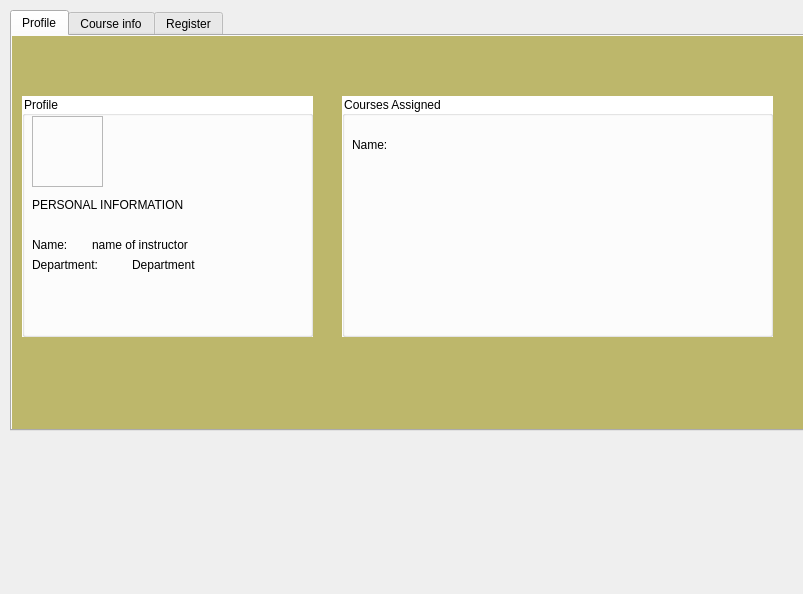
Qt form instructor.ui (ahmadqasembader/DBMS-project) before a commit.
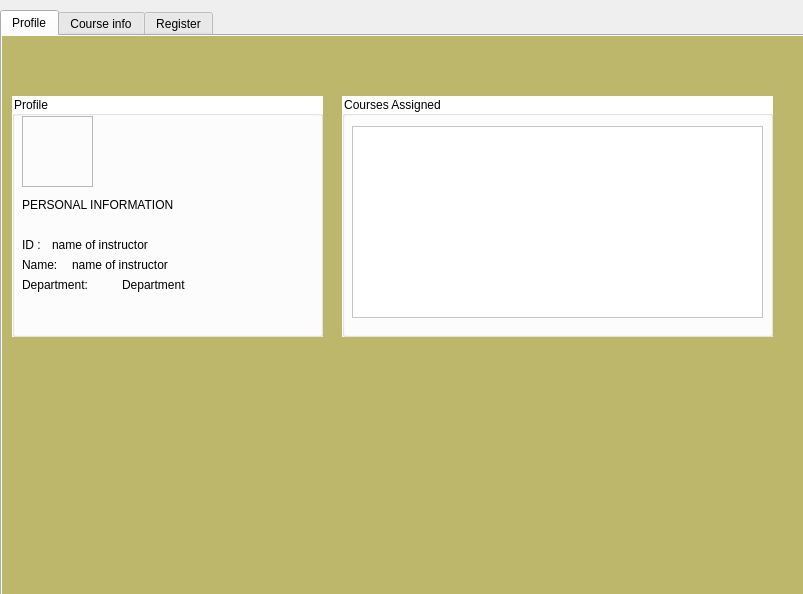
The same form after that commit. Icons and pictures are not drawn.

```diff
--- a/instructor.ui
+++ b/instructor.ui
@@ -53,10 +53,10 @@
   <widget class="QTabWidget" name="tabWidget">
    <property name="geometry">
     <rect>
-     <x>10</x>
+     <x>0</x>
      <y>10</y>
-     <width>801</width>
-     <height>421</height>
+     <width>811</width>
+     <height>591</height>
     </rect>
    </property>
    <property name="styleSheet">
@@ -76,7 +76,7 @@
       <rect>
        <x>10</x>
        <y>60</y>
-       <width>291</width>
+       <width>311</width>
        <height>241</height>
       </rect>
      </property>
@@ -198,31 +198,11 @@
        <enum>QFrame::Raised</enum>
       </property>
      </widget>
-     <widget class="QLabel" name="label">
-      <property name="geometry">
-       <rect>
-        <x>10</x>
-        <y>140</y>
-        <width>51</width>
-        <height>17</height>
-       </rect>
-      </property>
-      <property name="palette">
-       <palette>
-        <active/>
-        <inactive/>
-        <disabled/>
-       </palette>
-      </property>
-      <property name="text">
-       <string>Name: </string>
-      </property>
-     </widget>
      <widget class="QLabel" name="label_2">
       <property name="geometry">
        <rect>
         <x>10</x>
-        <y>160</y>
+        <y>180</y>
         <width>91</width>
         <height>17</height>
        </rect>
@@ -357,7 +337,7 @@
      <widget class="QLabel" name="label_3">
       <property name="geometry">
        <rect>
-        <x>70</x>
+        <x>40</x>
         <y>140</y>
         <width>131</width>
         <height>17</height>
@@ -371,7 +351,7 @@
       <property name="geometry">
        <rect>
         <x>110</x>
-        <y>160</y>
+        <y>180</y>
         <width>131</width>
         <height>17</height>
        </rect>
@@ -516,11 +496,296 @@
        <string>PERSONAL INFORMATION</string>
       </property>
      </widget>
+     <widget class="QLabel" name="label_6">
+      <property name="geometry">
+       <rect>
+        <x>10</x>
+        <y>140</y>
+        <width>91</width>
+        <height>17</height>
+       </rect>
+      </property>
+      <property name="palette">
+       <palette>
+        <active>
+         <colorrole role="WindowText">
+          <brush brushstyle="SolidPattern">
+           <color alpha="255">
+            <red>0</red>
+            <green>0</green>
+            <blue>0</blue>
+           </color>
+          </brush>
+         </colorrole>
+         <colorrole role="Text">
+          <brush brushstyle="SolidPattern">
+           <color alpha="255">
+            <red>0</red>
+            <green>0</green>
+            <blue>0</blue>
+           </color>
+          </brush>
+         </colorrole>
+         <colorrole role="ButtonText">
+          <brush brushstyle="SolidPattern">
+           <color alpha="255">
+            <red>0</red>
+            <green>0</green>
+            <blue>0</blue>
+           </color>
+          </brush>
+         </colorrole>
+         <colorrole role="PlaceholderText">
+          <brush brushstyle="NoBrush">
+           <color alpha="128">
+            <red>0</red>
+            <green>0</green>
+            <blue>0</blue>
+           </color>
+          </brush>
+         </colorrole>
+        </active>
+        <inactive>
+         <colorrole role="WindowText">
+          <brush brushstyle="SolidPattern">
+           <color alpha="255">
+            <red>0</red>
+            <green>0</green>
+            <blue>0</blue>
+           </color>
+          </brush>
+         </colorrole>
+         <colorrole role="Text">
+          <brush brushstyle="SolidPattern">
+           <color alpha="255">
+            <red>0</red>
+            <green>0</green>
+            <blue>0</blue>
+           </color>
+          </brush>
+         </colorrole>
+         <colorrole role="ButtonText">
+          <brush brushstyle="SolidPattern">
+           <color alpha="255">
+            <red>0</red>
+            <green>0</green>
+            <blue>0</blue>
+           </color>
+          </brush>
+         </colorrole>
+         <colorrole role="PlaceholderText">
+          <brush brushstyle="NoBrush">
+           <color alpha="128">
+            <red>0</red>
+            <green>0</green>
+            <blue>0</blue>
+           </color>
+          </brush>
+         </colorrole>
+        </inactive>
+        <disabled>
+         <colorrole role="WindowText">
+          <brush brushstyle="SolidPattern">
+           <color alpha="255">
+            <red>0</red>
+            <green>0</green>
+            <blue>0</blue>
+           </color>
+          </brush>
+         </colorrole>
+         <colorrole role="Text">
+          <brush brushstyle="SolidPattern">
+           <color alpha="255">
+            <red>0</red>
+            <green>0</green>
+            <blue>0</blue>
+           </color>
+          </brush>
+         </colorrole>
+         <colorrole role="ButtonText">
+          <brush brushstyle="SolidPattern">
+           <color alpha="255">
+            <red>0</red>
+            <green>0</green>
+            <blue>0</blue>
+           </color>
+          </brush>
+         </colorrole>
+         <colorrole role="PlaceholderText">
+          <brush brushstyle="NoBrush">
+           <color alpha="128">
+            <red>0</red>
+            <green>0</green>
+            <blue>0</blue>
+           </color>
+          </brush>
+         </colorrole>
+        </disabled>
+       </palette>
+      </property>
+      <property name="styleSheet">
+       <string notr="true">#label_2{
+	color: black
+}</string>
+      </property>
+      <property name="text">
+       <string>ID : </string>
+      </property>
+     </widget>
+     <widget class="QLabel" name="label_7">
+      <property name="geometry">
+       <rect>
+        <x>10</x>
+        <y>160</y>
+        <width>51</width>
+        <height>17</height>
+       </rect>
+      </property>
+      <property name="palette">
+       <palette>
+        <active>
+         <colorrole role="WindowText">
+          <brush brushstyle="SolidPattern">
+           <color alpha="255">
+            <red>0</red>
+            <green>0</green>
+            <blue>0</blue>
+           </color>
+          </brush>
+         </colorrole>
+         <colorrole role="Text">
+          <brush brushstyle="SolidPattern">
+           <color alpha="255">
+            <red>0</red>
+            <green>0</green>
+            <blue>0</blue>
+           </color>
+          </brush>
+         </colorrole>
+         <colorrole role="ButtonText">
+          <brush brushstyle="SolidPattern">
+           <color alpha="255">
+            <red>0</red>
+            <green>0</green>
+            <blue>0</blue>
+           </color>
+          </brush>
+         </colorrole>
+         <colorrole role="PlaceholderText">
+          <brush brushstyle="NoBrush">
+           <color alpha="128">
+            <red>0</red>
+            <green>0</green>
+            <blue>0</blue>
+           </color>
+          </brush>
+         </colorrole>
+        </active>
+        <inactive>
+         <colorrole role="WindowText">
+          <brush brushstyle="SolidPattern">
+           <color alpha="255">
+            <red>0</red>
+            <green>0</green>
+            <blue>0</blue>
+           </color>
+          </brush>
+         </colorrole>
+         <colorrole role="Text">
+          <brush brushstyle="SolidPattern">
+           <color alpha="255">
+            <red>0</red>
+            <green>0</green>
+            <blue>0</blue>
+           </color>
+          </brush>
+         </colorrole>
+         <colorrole role="ButtonText">
+          <brush brushstyle="SolidPattern">
+           <color alpha="255">
+            <red>0</red>
+            <green>0</green>
+            <blue>0</blue>
+           </color>
+          </brush>
+         </colorrole>
+         <colorrole role="PlaceholderText">
+          <brush brushstyle="NoBrush">
+           <color alpha="128">
+            <red>0</red>
+            <green>0</green>
+            <blue>0</blue>
+           </color>
+          </brush>
+         </colorrole>
+        </inactive>
+        <disabled>
+         <colorrole role="WindowText">
+          <brush brushstyle="SolidPattern">
+           <color alpha="255">
+            <red>0</red>
+            <green>0</green>
+            <blue>0</blue>
+           </color>
+          </brush>
+         </colorrole>
+         <colorrole role="Text">
+          <brush brushstyle="SolidPattern">
+           <color alpha="255">
+            <red>0</red>
+            <green>0</green>
+            <blue>0</blue>
+           </color>
+          </brush>
+         </colorrole>
+         <colorrole role="ButtonText">
+          <brush brushstyle="SolidPattern">
+           <color alpha="255">
+            <red>0</red>
+            <green>0</green>
+            <blue>0</blue>
+           </color>
+          </brush>
+         </colorrole>
+         <colorrole role="PlaceholderText">
+          <brush brushstyle="NoBrush">
+           <color alpha="128">
+            <red>0</red>
+            <green>0</green>
+            <blue>0</blue>
+           </color>
+          </brush>
+         </colorrole>
+        </disabled>
+       </palette>
+      </property>
+      <property name="styleSheet">
+       <string notr="true">#label_2{
+	color: black
+}</string>
+      </property>
+      <property name="text">
+       <string>Name: </string>
+      </property>
+     </widget>
+     <widget class="QLabel" name="label_8">
+      <property name="geometry">
+       <rect>
+        <x>60</x>
+        <y>160</y>
+        <width>131</width>
+        <height>17</height>
+       </rect>
+      </property>
+      <property name="text">
+       <string>name of instructor</string>
+      </property>
+     </widget>
     </widget>
     <widget class="QGroupBox" name="courses_assigned">
      <property name="geometry">
       <rect>
-       <x>330</x>
+       <x>340</x>
        <y>60</y>
        <width>431</width>
        <height>241</height>
@@ -625,54 +890,19 @@
      <property name="title">
       <string>Courses Assigned</string>
      </property>
-     <widget class="QLabel" name="label_21">
+     <widget class="QListView" name="listView">
       <property name="geometry">
        <rect>
         <x>10</x>
-        <y>40</y>
-        <width>67</width>
-        <height>17</height>
+        <y>30</y>
+        <width>411</width>
+        <height>192</height>
        </rect>
       </property>
-      <property name="palette">
-       <palette>
-        <active>
-         <colorrole role="WindowText">
-          <brush brushstyle="SolidPattern">
-           <color alpha="255">
-            <red>0</red>
-            <green>0</green>
-            <blue>0</blue>
-           </color>
-          </brush>
-         </colorrole>
-        </active>
-        <inactive>
-         <colorrole role="WindowText">
-          <brush brushstyle="SolidPattern">
-           <color alpha="255">
-            <red>0</red>
-            <green>0</green>
-            <blue>0</blue>
-           </color>
-          </brush>
-         </colorrole>
-        </inactive>
-        <disabled>
-         <colorrole role="WindowText">
-          <brush brushstyle="SolidPattern">
-           <color alpha="96">
-            <red>164</red>
-            <green>166</green>
-            <blue>168</blue>
-           </color>
-          </brush>
-         </colorrole>
-        </disabled>
-       </palette>
-      </property>
-      <property name="text">
-       <string>Name: </string>
+      <property name="styleSheet">
+       <string notr="true">#listView{
+	background-color: white;
+}</string>
       </property>
      </widget>
     </widget>
```
